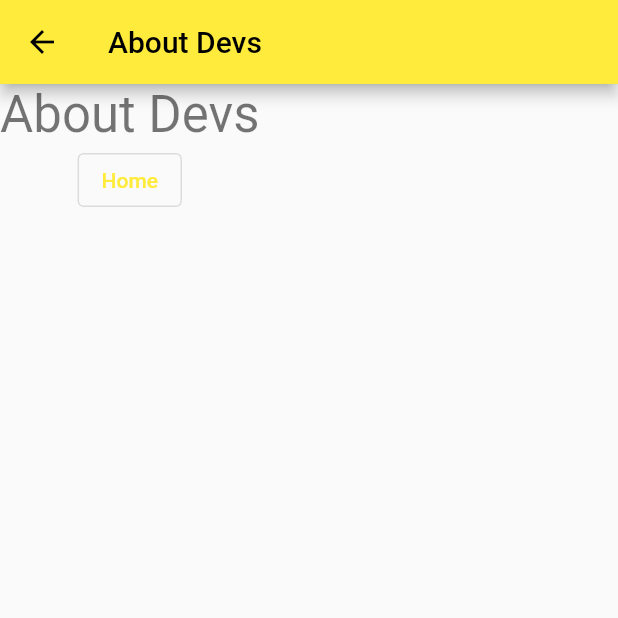
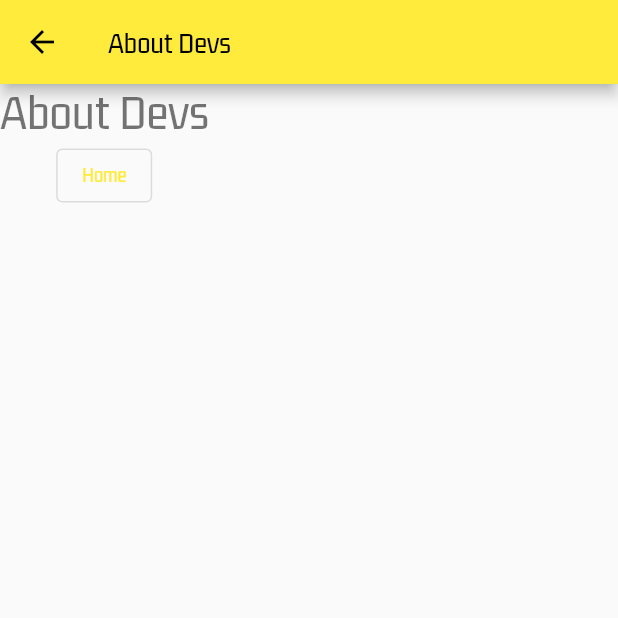
Before and after one commit to viraj458/flutter_app, a Flutter app: the screen it shows after launch, after a tap on "About", on a phone screen of 412 x 824 dp, the top half of it. Run offline on Flutter 3.47's test engine with Material 2 defaults, Android fonts, the phone set to English and light mode, and no system bars; network calls fail.

Commit message:
added images and custom fonts

```diff
--- a/lib/main.dart
+++ b/lib/main.dart
@@ -13,7 +13,10 @@ class MyApp extends StatelessWidget {
   Widget build(BuildContext context) {
     return MaterialApp(
       debugShowCheckedModeBanner: false,
-      theme: ThemeData(primarySwatch: Colors.yellow),
+      theme: ThemeData(
+        primarySwatch: Colors.yellow,
+        fontFamily: 'GemunuLibre',
+      ),
       initialRoute: Home.routeName,
       routes: routes,
     );
--- a/lib/pages/about.dart
+++ b/lib/pages/about.dart
@@ -1,5 +1,4 @@
 import 'package:flutter/material.dart';
-import 'package:flutter_app/pages/home.dart';
 
 class AboutArguments {
   final String name;
--- a/lib/pages/home.dart
+++ b/lib/pages/home.dart
@@ -12,7 +12,7 @@ class Home extends StatelessWidget {
         title: const Text('Flutter'),
       ),
       body: Padding(
-        padding: const EdgeInsets.symmetric(vertical: 10, horizontal: 50),
+        padding: const EdgeInsets.symmetric(vertical: 10, horizontal: 20),
         child: Column(
           mainAxisAlignment: MainAxisAlignment.center,
           crossAxisAlignment: CrossAxisAlignment.center,
@@ -21,9 +21,17 @@ class Home extends StatelessWidget {
             const SizedBox(
               width: double.infinity,
             ),
+            Image.asset(
+              "assets/images/istockphoto-1266386917-612x612.jpg",
+              scale: 5,
+            ),
+            Image.network(
+              "https://images.unsplash.com/photo-1556761223-4c4282c73f77?ixlib=rb-4.0.3&ixid=MnwxMjA3fDB8MHxzZWFyY2h8Mnx8cGFzdGF8ZW58MHx8MHx8&auto=format&fit=crop&w=500&q=60",
+              scale: 3,
+            ),
             const Text(
-              'Helloww',
-              style: TextStyle(fontSize: 24),
+              'ආයුබෝවන්!!!',
+              style: TextStyle(fontSize: 40),
             ),
             const Text(
               'Hello',
@@ -37,7 +45,12 @@ class Home extends StatelessWidget {
 
                   print(text);
                 },
-                child: const Text("About"))
+                child: Row(
+                  children: [
+                    Icon(Icons.adb_rounded),
+                    Text("About"),
+                  ],
+                ))
           ],
         ),
       ),
```
Also changed, not shown: pubspec.yaml (+6 -8 lines), assets/fonts/GemunuLibre-Regular.ttf (added), assets/images/istockphoto-1266386917-612x612.jpg (added).
